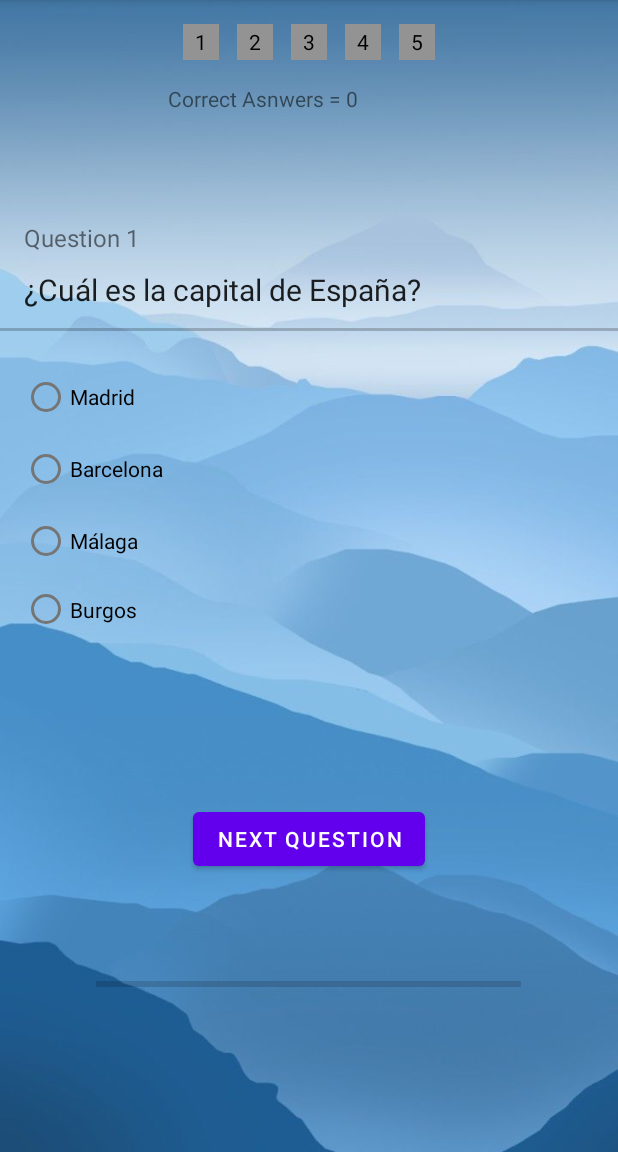
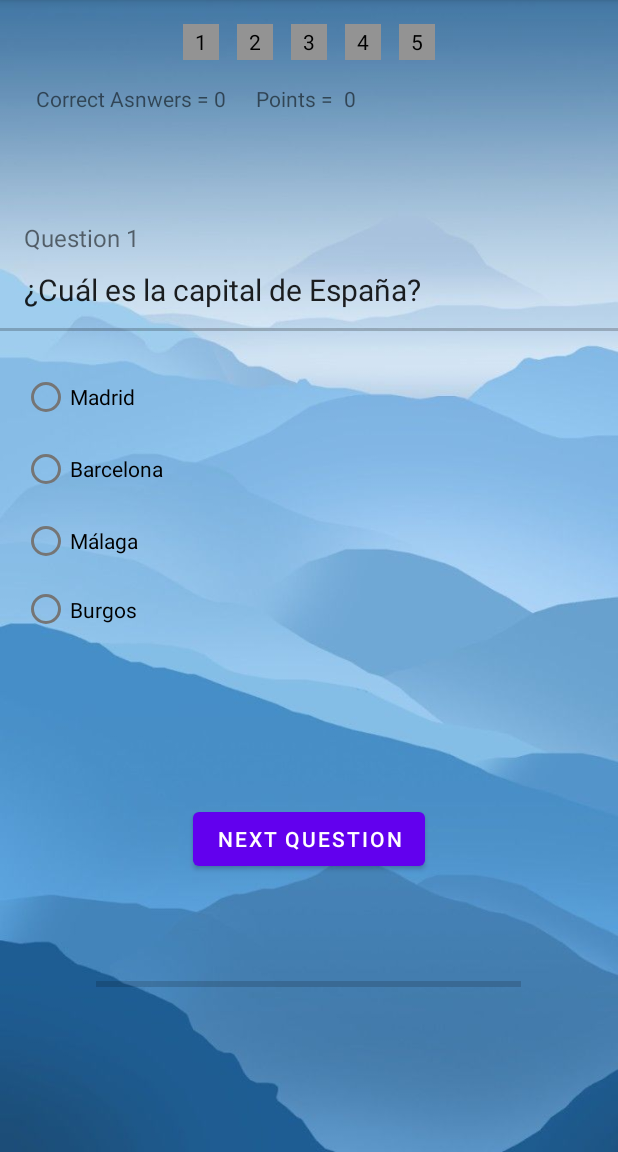
Before and after one commit to Relegends/MovilesPractica_1, an Android app: the ProgressFragment screen opened directly, with no data from a screen before it, on a phone screen of 412 x 824 dp, the part 84-1236 px from its top. Run offline under Robolectric (Android 15) with nearby library versions, the phone set to English and light mode, and no system bars; our stand-ins replace Room's generated code; 6 statements that could not run were skipped.

Commit message:
[Feat] Add points

```diff
--- a/app/src/main/java/com/example/movilespractica_1/ResultQuestionsFragment.java
+++ b/app/src/main/java/com/example/movilespractica_1/ResultQuestionsFragment.java
@@ -24,6 +24,8 @@ public class ResultQuestionsFragment extends Fragment {
     TextView questions[] = new TextView[GameLogic.GAME.getNumMaxQuestions()];
 
     TextView correctAnswersText;
+
+    TextView pointsText;
 
     LinearLayout row1, row2, row3;
 
@@ -74,8 +76,12 @@ public class ResultQuestionsFragment extends Fragment {
         correctAnswersText = resultQuestionsFragmentView.findViewById(R.id.correctAnswersNumber);
         correctAnswersText.setText("0");
 
+        pointsText = resultQuestionsFragmentView.findViewById(R.id.pointsTextValue);
+        pointsText.setText("0");
+
         if (Objects.equals(getActivity().getLocalClassName(), "ResultsActivity")) {
             correctAnswersText.setText(String.valueOf(GameLogic.GAME.getCorrectAnswers()));
+            pointsText.setText(String.valueOf(GameLogic.GAME.getPoints()));
             answerQuestions(GameLogic.GAME.getAnswers());
         }
 
@@ -91,6 +97,7 @@ public class ResultQuestionsFragment extends Fragment {
         if (isCorrect) {
             questions[indexQuestion].setBackgroundColor(Color.GREEN);
             correctAnswersText.setText(String.valueOf(correctAnswers));
+            pointsText.setText(String.valueOf(GameLogic.GAME.getPoints()));
             Toast.makeText(getActivity(), "CORRECT!", Toast.LENGTH_SHORT).show();
         } else {
             questions[indexQuestion].setBackgroundColor(Color.RED);
--- a/app/src/main/res/layout/fragment_result_questions.xml
+++ b/app/src/main/res/layout/fragment_result_questions.xml
@@ -219,7 +219,7 @@
             android:id="@+id/correctAnswersText"
             android:layout_width="wrap_content"
             android:layout_height="wrap_content"
-            android:layout_marginStart="112dp"
+            android:layout_marginStart="24dp"
             android:layout_marginTop="16dp"
             android:text="Correct Asnwers = "
             app:layout_constraintStart_toStartOf="parent"
@@ -234,6 +234,26 @@
             app:layout_constraintStart_toEndOf="@+id/correctAnswersText"
             app:layout_constraintTop_toBottomOf="@+id/row3" />
 
+        <TextView
+            android:id="@+id/pointsText"
+            android:layout_width="wrap_content"
+            android:layout_height="wrap_content"
+            android:layout_marginStart="20dp"
+            android:layout_marginTop="16dp"
+            android:text="Points = "
+            app:layout_constraintStart_toEndOf="@+id/correctAnswersNumber"
+            app:layout_constraintTop_toBottomOf="@+id/row3" />
+
+        <TextView
+            android:id="@+id/pointsTextValue"
+            android:layout_width="wrap_content"
+            android:layout_height="wrap_content"
+            android:layout_marginStart="4dp"
+            android:layout_marginTop="16dp"
+            android:text="TextView"
+            app:layout_constraintStart_toEndOf="@+id/pointsText"
+            app:layout_constraintTop_toBottomOf="@+id/row3" />
+
     </androidx.constraintlayout.widget.ConstraintLayout>
 
 </FrameLayout>
```
Also changed, not shown: app/src/main/java/com/example/movilespractica_1/GameLogic.java (+23 -0 lines), app/src/main/java/com/example/movilespractica_1/ProgressFragment.java (+36 -12 lines).
